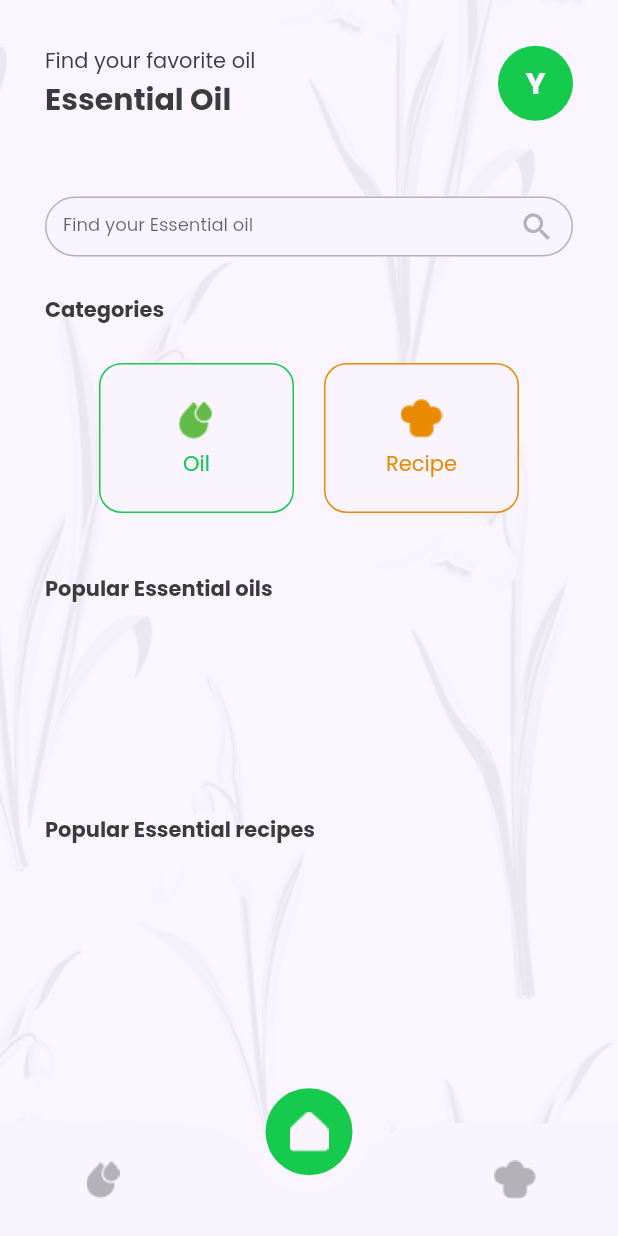
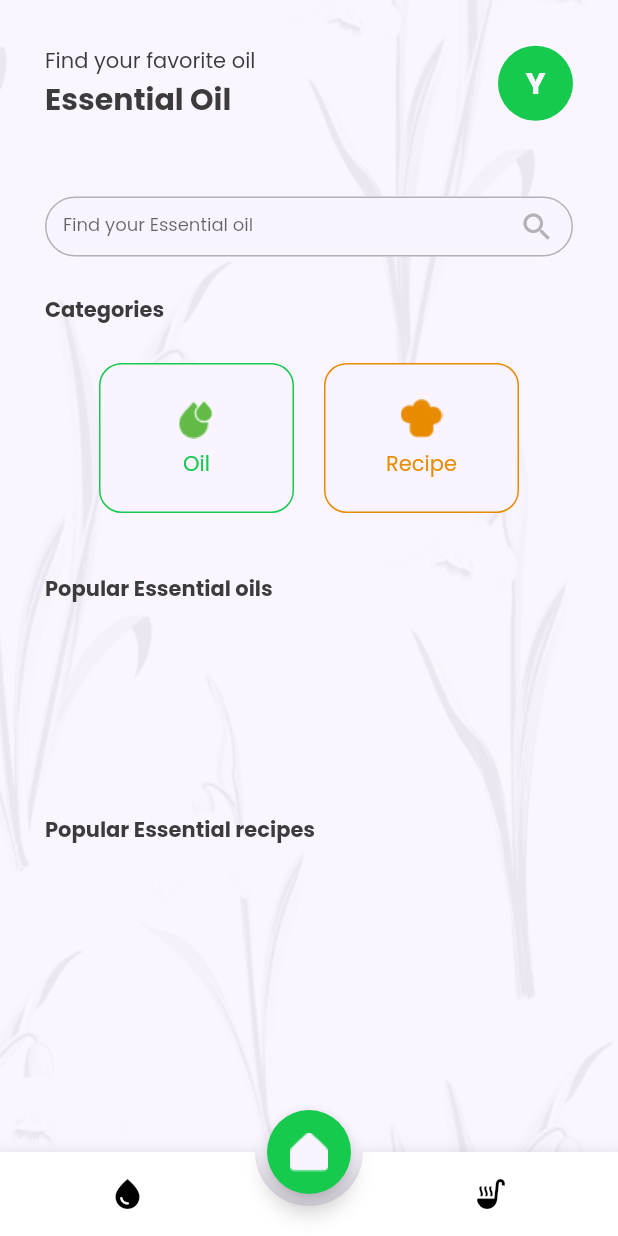
Before and after one commit to phytogenia/aromatherapy-app, a Flutter app: the screen it shows once a user with an empty profile is signed in, on a phone screen of 412 x 824 dp. Run offline on Flutter 3.47's test engine with Material 2 defaults, Android fonts, the phone set to English and light mode, and no system bars; drawn by our look-alikes of animated_bottom_navigation_bar, curved_navigation_bar; our stand-ins replace cloud_firestore, firebase_auth, firebase_core, google_fonts, google_sign_in, package_info_plus and 2 more; missing offline and left inert: flutter_facebook_auth; accounts and stored records are empty.

Commit message:
home searchbar state fixed

```diff
--- a/lib/screens/home/home_screen.dart
+++ b/lib/screens/home/home_screen.dart
@@ -1,5 +1,6 @@
 import 'dart:math';
 
+import 'package:animated_bottom_navigation_bar/animated_bottom_navigation_bar.dart';
 import 'package:aromatherapy/components/primary_top_item_card_rec.dart';
 import 'package:aromatherapy/screens/home/recipes/recipes_list_screen.dart';
 import 'package:aromatherapy/screens/home/settings/settings_screen.dart';
@@ -24,56 +25,53 @@ class Home extends StatefulWidget {
 }
 
 class _HomeState extends State<Home> {
+
+
   final _Screens = [
     const OilListScreen(),
+    const RecipesListScreen(),
     const HomeScreen(),
-    const RecipesListScreen()
+
   ];
-  int SelectedIndex = 1; //TODO :: enumeration
+  int SelectedIndex = 2; //TODO :: enumeration
 
-  @override
+  void setSelectedIndex(int index){
+    setState(() {
+      SelectedIndex = index;
+    });}
+
+
+    @override
   Widget build(BuildContext context) {
     return Scaffold(
       extendBody: true,
-      bottomNavigationBar: CurvedNavigationBar(
+      floatingActionButton: FloatingActionButton(onPressed: () { setState(() {
+        SelectedIndex = 2;
+      }); },
+        backgroundColor: kPrimaryColor,
+        child: Padding(
+          padding: const EdgeInsets.all(15),
+          child: Image.asset(
+            'assets/images/home.png',
+            color:kSecondaryBackgroundColor
+          ),
+        ),
+      ),
+      floatingActionButtonLocation: FloatingActionButtonLocation.centerDocked,
+
+      bottomNavigationBar: AnimatedBottomNavigationBar(
         onTap: (int index) {
           setState(() {
             SelectedIndex = index;
           });
         },
-        color: kSecondaryBackgroundColor,
-        backgroundColor: Colors.transparent,
-        buttonBackgroundColor: kPrimaryColor,
-        index: SelectedIndex,
-        items: [
-          Padding(
-            padding: const EdgeInsets.all(8.0),
-            child: Image.asset(
-              'assets/images/whiteoil.png',
-              color: SelectedIndex == 0
-                  ? kSecondaryBackgroundColor
-                  : kSecondaryTextColor,
-            ),
-          ),
-          Padding(
-            padding: const EdgeInsets.all(8.0),
-            child: Image.asset(
-              'assets/images/home.png',
-              color: SelectedIndex == 1
-                  ? kSecondaryBackgroundColor
-                  : kSecondaryTextColor,
-            ),
-          ),
-          Padding(
-            padding: const EdgeInsets.all(8.0),
-            child: Image.asset(
-              'assets/images/recipe.png',
-              color: SelectedIndex == 2
-                  ? kSecondaryBackgroundColor
-                  : kSecondaryTextColor,
-            ),
-          ),
-        ],
+         icons: const [Icons.water_drop,
+        Icons.soup_kitchen,
+      ], activeIndex: SelectedIndex,
+        rightCornerRadius: 0,
+        gapLocation: GapLocation.center,
+        notchSmoothness: NotchSmoothness.verySmoothEdge,
+
       ),
       body: _Screens[SelectedIndex],
     );
@@ -88,7 +86,6 @@ class HomeScreen extends StatefulWidget {
 }
 
 class _HomeScreenState extends State<HomeScreen> {
-  int SelectedIndex = 1; //TODO :: enumeration
 
   List categories = [];
   List oils = [];
@@ -194,6 +191,7 @@ class _HomeScreenState extends State<HomeScreen> {
                                             (route) => false,
 
                                       );
+
                                     },
                                     child: Container(
                                       height: 50,
@@ -227,14 +225,8 @@ class _HomeScreenState extends State<HomeScreen> {
                                 child: Center(
                                   child: TextFormField(
                                     onTap: () {
-                                      Navigator.pushAndRemoveUntil(
-                                        context,
-                                        MaterialPageRoute(
-                                          builder: (context) =>
-                                          const HomeOil(),
-                                        ),
-                                            (route) => false,
-                                      );
+                                      final _HomeState? state = context.findAncestorStateOfType<_HomeState>();
+                                      state?.setSelectedIndex(0);
                                     },
                                     decoration: const InputDecoration(
                                       suffixIcon: Icon(
```
